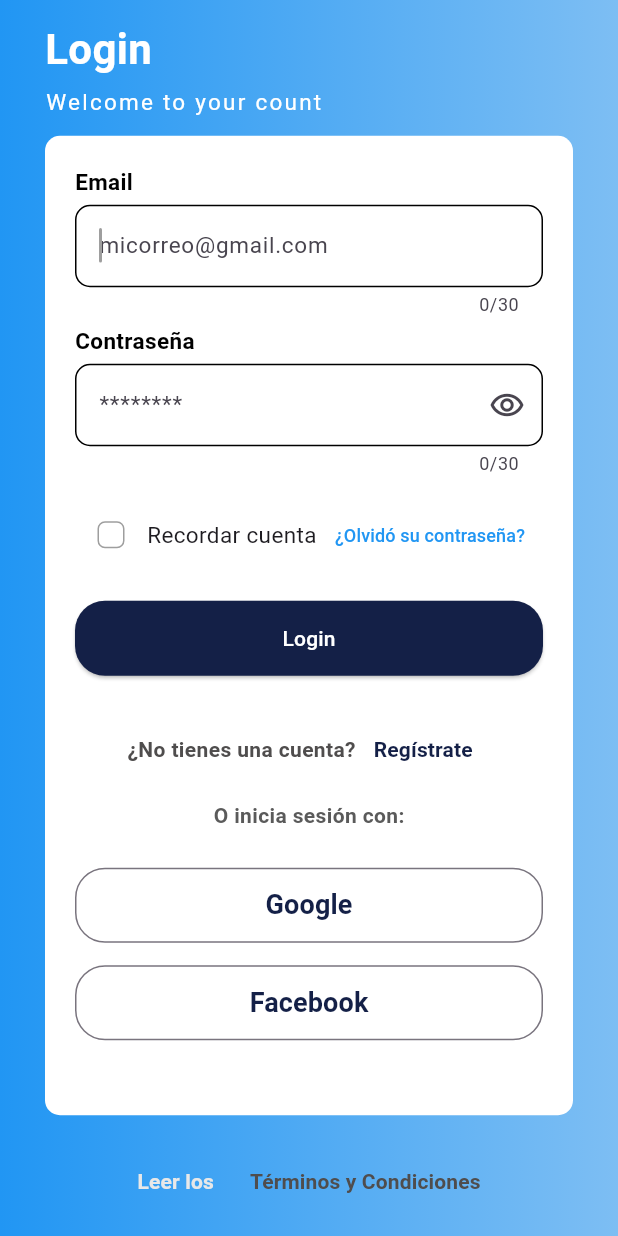
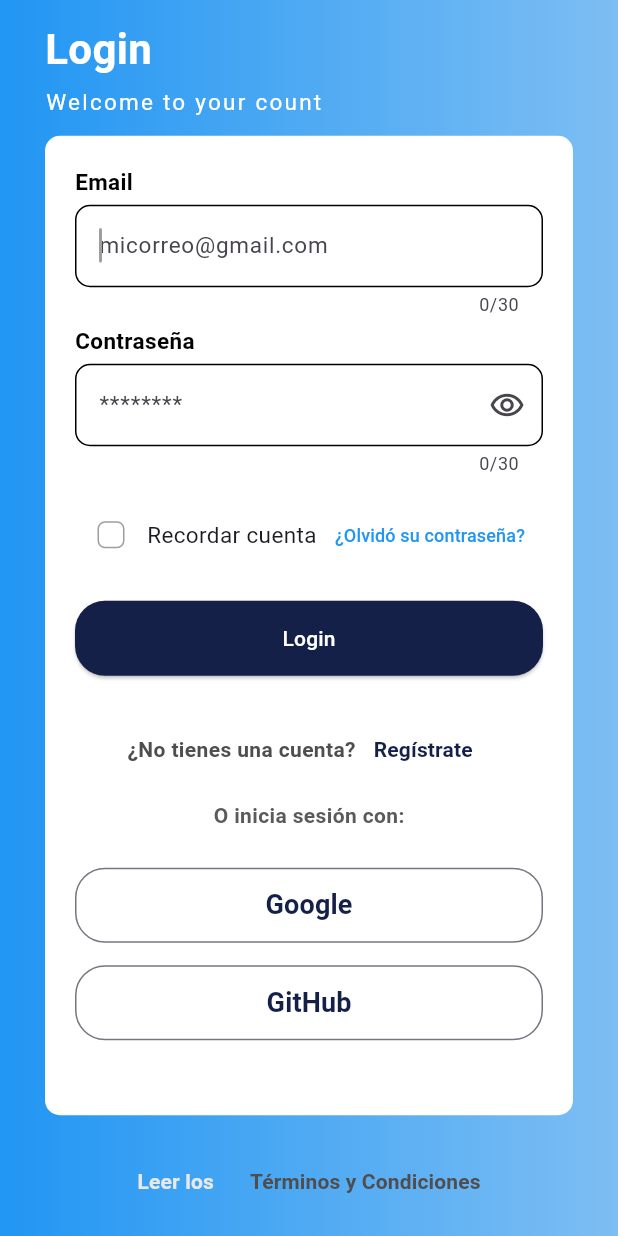
Before and after one commit to victoMR/Contador_con_flutter, a Flutter app: the screen it shows after launch, after a tap on "Google", on a phone screen of 412 x 824 dp. Run offline on Flutter 3.47's test engine with Material 3 defaults, Android fonts, the phone set to English and light mode, and no system bars; our stand-ins replace firebase_auth, firebase_core, google_sign_in; accounts and stored records are empty.

Commit message:
google auth and github auth

```diff
--- a/lib/main.dart
+++ b/lib/main.dart
@@ -25,7 +25,8 @@ class MyApp extends StatelessWidget {
         '/': (context) => const LoginPage(),
         '/reset_password': (context) => const ResetPasswordPage(),
         '/register': (context) => const RegisterPage(),
-        '/home': (context) => const HomePageOk(),
+        '/home': (context) => HomePageOk(
+            userName: ModalRoute.of(context)!.settings.arguments as String),
       },
     );
   }
--- a/lib/pages/login_page.dart
+++ b/lib/pages/login_page.dart
@@ -1,5 +1,6 @@
 import 'package:firebase_auth/firebase_auth.dart';
 import 'package:flutter/material.dart';
+import 'package:google_sign_in/google_sign_in.dart';
 // import 'package:google_sign_in/google_sign_in.dart';
 
 final TextEditingController _emailController = TextEditingController();
@@ -23,26 +24,48 @@ Future<void> signInWithEmailAndPassword(
   }
 }
 
-// Future<UserCredential> signInWithGoogle() async {
-//   // Option 1: Using a `<meta>` Tag (ensure it's in your HTML)
-//   // <meta name="google-signin-client_id" content="YOUR_CLIENT_ID" />
+Future<void> signInWithGoogle(BuildContext context) async {
+  try {
+    final GoogleSignInAccount? googleUser = await GoogleSignIn().signIn();
+    if (googleUser == null) return; // El usuario canceló el inicio de sesión
 
-//   // Option 2: Passing clientId During Initialization
-//   final googleSignIn = GoogleSignIn(
-//       clientId:
-//           '52009484379-tq2c1t6jkng2e64t2rnt6nlsk232s2it.apps.googleusercontent.com');
+    final GoogleSignInAuthentication googleAuth =
+        await googleUser.authentication;
+    final AuthCredential credential = GoogleAuthProvider.credential(
+      accessToken: googleAuth.accessToken,
+      idToken: googleAuth.idToken,
+    );
 
-//   final GoogleSignInAccount? googleUser = await googleSignIn.signIn();
-//   final GoogleSignInAuthentication googleAuth =
-//       await googleUser!.authentication;
+    final UserCredential authResult =
+        await FirebaseAuth.instance.signInWithCredential(credential);
+    final User user = authResult.user!;
+    print('Inició sesión con Google: ${user.displayName}');
+    // Redirige al usuario a la pantalla principal (home) y mandar user para improimir en home
+    // ignore: use_build_context_synchronously
+    Navigator.pushNamed(context, '/home', arguments: user.displayName);
+  } catch (e) {
+    print('Error al iniciar sesión con Google: $e');
+  }
+}
 
-//   final OAuthCredential credential = GoogleAuthProvider.credential(
-//     accessToken: googleAuth.accessToken,
-//     idToken: googleAuth.idToken,
-//   );
-
-//   return await FirebaseAuth.instance.signInWithCredential(credential);
-// }
+Future<UserCredential?> signInWithGitHub(BuildContext context) async {
+  try {
+    GithubAuthProvider githubProvider = GithubAuthProvider();
+    githubProvider.addScope('read:user');
+    githubProvider.addScope('user:email');
+    final UserCredential userCredential =
+        await FirebaseAuth.instance.signInWithPopup(githubProvider);
+    final User user = userCredential.user!;
+    print('Inició sesión con GitHub: ${user.displayName}');
+    // Redirige al usuario a la pantalla principal (home) y manda el nombre del usuario
+    // ignore: use_build_context_synchronously
+    Navigator.pushNamed(context, '/home', arguments: user.displayName);
+    return userCredential;
+  } catch (e) {
+    print('Error al iniciar sesión con GitHub: $e');
+    return null; // Agrega este retorno nulo
+  }
+}
 
 class LoginPage extends StatefulWidget {
   const LoginPage({Key? key}) : super(key: key);
@@ -402,7 +425,7 @@ class Botones extends StatelessWidget {
           width: double.infinity,
           height: 50,
           child: OutlinedButton(
-            onPressed: () => {/*signInWithGoogle()*/},
+            onPressed: () => {signInWithGoogle(context)},
             style: ButtonStyle(
               shape: MaterialStateProperty.all<RoundedRectangleBorder>(
                 RoundedRectangleBorder(
@@ -428,7 +451,9 @@ class Botones extends StatelessWidget {
           width: double.infinity,
           height: 50,
           child: OutlinedButton(
-            onPressed: () => {},
+            onPressed: () => {
+              signInWithGitHub(context),
+            },
             style: ButtonStyle(
               shape: MaterialStateProperty.all<RoundedRectangleBorder>(
                 RoundedRectangleBorder(
@@ -437,7 +462,7 @@ class Botones extends StatelessWidget {
               ),
             ),
             child: const Text(
-              'Facebook',
+              'GitHub',
               style: TextStyle(
                 color: Color(0xff142047),
                 fontWeight: FontWeight.bold,
```
Also changed, not shown: lib/pages/homeOk_page.dart (+9 -6 lines), 1 other file.
